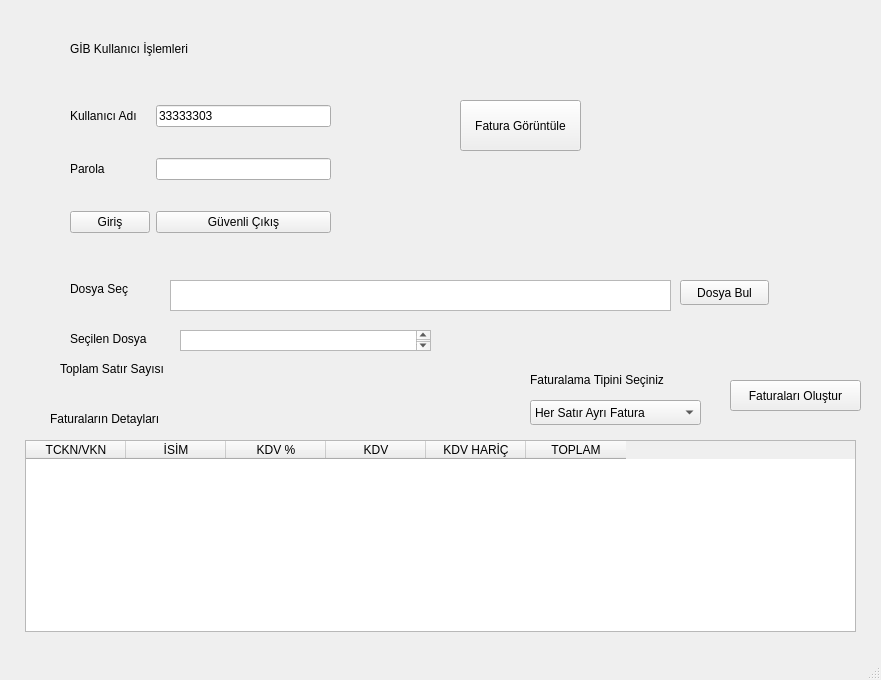
Before: the Qt Designer form ui/main.ui in Berkayyldrm/desktop_app, drawn with Qt 5.
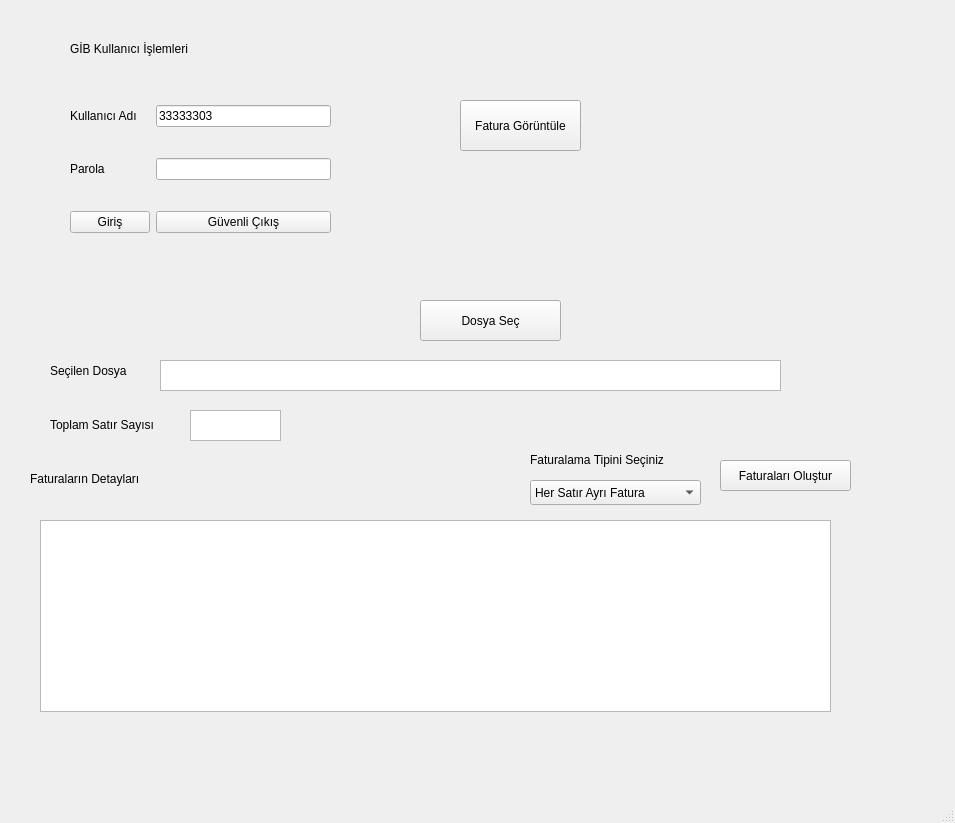
After: the same form once the commit is applied.

Patch:
```diff
--- a/ui/main.ui
+++ b/ui/main.ui
@@ -6,10 +6,16 @@
    <rect>
     <x>0</x>
     <y>0</y>
-    <width>881</width>
-    <height>680</height>
+    <width>955</width>
+    <height>823</height>
    </rect>
   </property>
+  <property name="sizePolicy">
+   <sizepolicy hsizetype="Expanding" vsizetype="Expanding">
+    <horstretch>0</horstretch>
+    <verstretch>0</verstretch>
+   </sizepolicy>
+  </property>
   <property name="windowTitle">
    <string>MainWindow</string>
   </property>
@@ -77,37 +83,11 @@
      <string>GİB Kullanıcı İşlemleri</string>
     </property>
    </widget>
-   <widget class="QLabel" name="label_4">
-    <property name="geometry">
-     <rect>
-      <x>70</x>
-      <y>280</y>
-      <width>81</width>
-      <height>17</height>
-     </rect>
-    </property>
-    <property name="text">
-     <string>Dosya Seç</string>
-    </property>
-   </widget>
-   <widget class="QLabel" name="label_5">
-    <property name="geometry">
-     <rect>
-      <x>60</x>
-      <y>360</y>
-      <width>131</width>
-      <height>17</height>
-     </rect>
-    </property>
-    <property name="text">
-     <string>Toplam Satır Sayısı</string>
-    </property>
-   </widget>
    <widget class="QLabel" name="label_6">
     <property name="geometry">
      <rect>
       <x>530</x>
-      <y>370</y>
+      <y>450</y>
       <width>171</width>
       <height>20</height>
      </rect>
@@ -119,8 +99,8 @@
    <widget class="QPushButton" name="createInvoiceButton">
     <property name="geometry">
      <rect>
-      <x>730</x>
-      <y>380</y>
+      <x>720</x>
+      <y>460</y>
       <width>131</width>
       <height>31</height>
      </rect>
@@ -132,48 +112,24 @@
    <widget class="QTableWidget" name="mainDataTable">
     <property name="geometry">
      <rect>
-      <x>25</x>
-      <y>440</y>
-      <width>831</width>
+      <x>40</x>
+      <y>520</y>
+      <width>791</width>
       <height>192</height>
      </rect>
     </property>
-    <column>
-     <property name="text">
-      <string>TCKN/VKN</string>
-     </property>
-    </column>
-    <column>
-     <property name="text">
-      <string>İSİM</string>
-     </property>
-    </column>
-    <column>
-     <property name="text">
-      <string>KDV %</string>
-     </property>
-    </column>
-    <column>
-     <property name="text">
-      <string>KDV</string>
-     </property>
-    </column>
-    <column>
-     <property name="text">
-      <string>KDV HARİÇ</string>
-     </property>
-    </column>
-    <column>
-     <property name="text">
-      <string>TOPLAM</string>
-     </property>
-    </column>
+    <property name="sizePolicy">
+     <sizepolicy hsizetype="Fixed" vsizetype="Fixed">
+      <horstretch>0</horstretch>
+      <verstretch>0</verstretch>
+     </sizepolicy>
+    </property>
    </widget>
    <widget class="QComboBox" name="comboBox">
     <property name="geometry">
      <rect>
       <x>530</x>
-      <y>400</y>
+      <y>480</y>
       <width>171</width>
       <height>25</height>
      </rect>
@@ -192,8 +148,8 @@
    <widget class="QLabel" name="label_7">
     <property name="geometry">
      <rect>
-      <x>50</x>
-      <y>410</y>
+      <x>30</x>
+      <y>470</y>
       <width>151</width>
       <height>17</height>
      </rect>
@@ -218,46 +174,59 @@
    <widget class="QPushButton" name="filePathButton">
     <property name="geometry">
      <rect>
-      <x>680</x>
-      <y>280</y>
-      <width>89</width>
-      <height>25</height>
+      <x>420</x>
+      <y>300</y>
+      <width>141</width>
+      <height>41</height>
      </rect>
     </property>
     <property name="text">
-     <string>Dosya Bul</string>
-    </property>
-   </widget>
-   <widget class="QTextBrowser" name="filePathBrowser">
-    <property name="geometry">
-     <rect>
-      <x>170</x>
-      <y>280</y>
-      <width>501</width>
-      <height>31</height>
-     </rect>
+     <string>Dosya Seç</string>
     </property>
    </widget>
    <widget class="QLabel" name="label_8">
     <property name="geometry">
      <rect>
-      <x>70</x>
-      <y>330</y>
+      <x>50</x>
+      <y>350</y>
       <width>101</width>
-      <height>17</height>
+      <height>41</height>
      </rect>
     </property>
     <property name="text">
      <string>Seçilen Dosya</string>
     </property>
    </widget>
-   <widget class="QTextBrowser" name="textBrowser_2">
+   <widget class="QLabel" name="label_5">
     <property name="geometry">
      <rect>
-      <x>180</x>
-      <y>330</y>
-      <width>251</width>
-      <height>21</height>
+      <x>50</x>
+      <y>410</y>
+      <width>127</width>
+      <height>29</height>
+     </rect>
+    </property>
+    <property name="text">
+     <string>Toplam Satır Sayısı</string>
+    </property>
+   </widget>
+   <widget class="QTextBrowser" name="filePathName">
+    <property name="geometry">
+     <rect>
+      <x>160</x>
+      <y>360</y>
+      <width>621</width>
+      <height>31</height>
+     </rect>
+    </property>
+   </widget>
+   <widget class="QTextEdit" name="rowCountText">
+    <property name="geometry">
+     <rect>
+      <x>190</x>
+      <y>410</y>
+      <width>91</width>
+      <height>31</height>
      </rect>
     </property>
    </widget>
```
Left out of the diff: 50 changed lines with no effect on the pictures.
